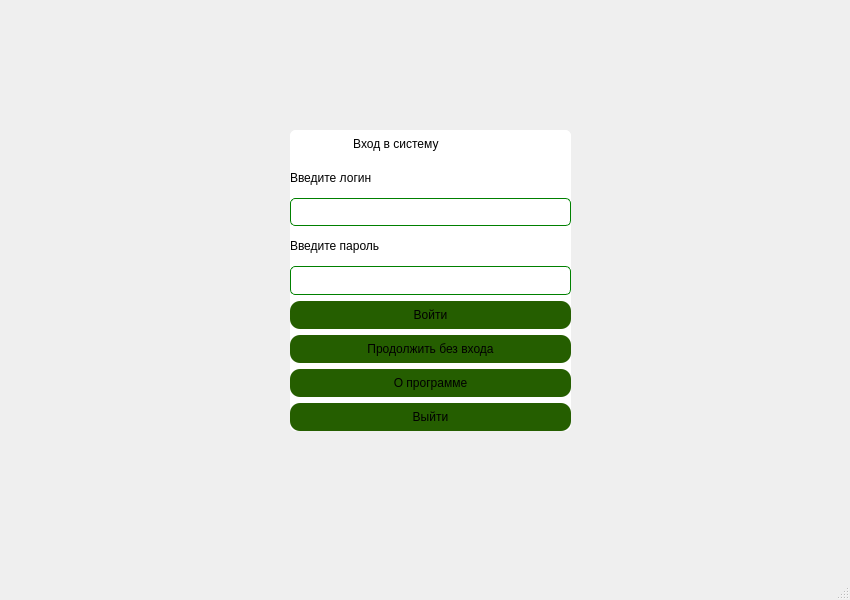
Old version of the form electronicdiary.ui in the repository alpha4vit/polya-el-diary.
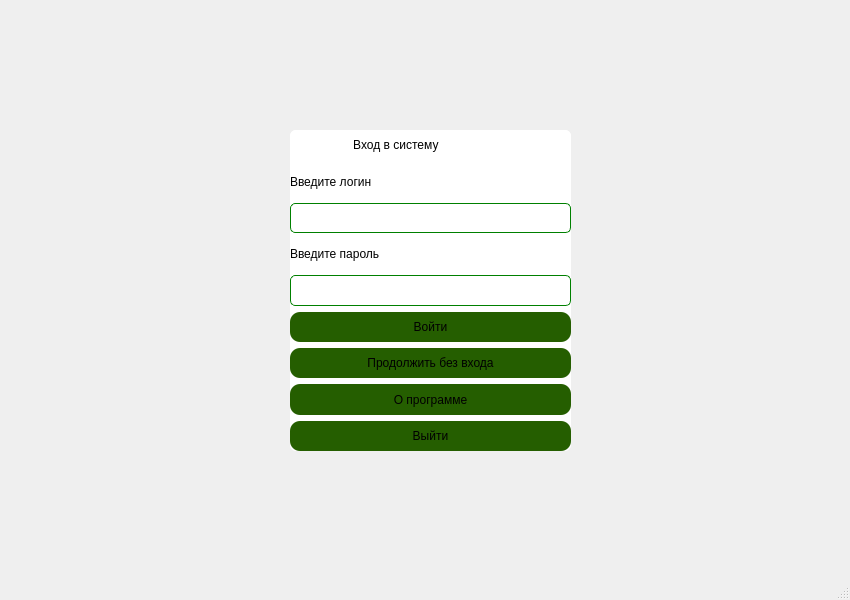
New version of the form.

Diff of the .ui file:
```diff
--- a/electronicdiary.ui
+++ b/electronicdiary.ui
@@ -44,7 +44,7 @@
       <x>290</x>
       <y>130</y>
       <width>281</width>
-      <height>301</height>
+      <height>321</height>
      </rect>
     </property>
     <property name="sizePolicy">
```
Left out of the diff: 2 changed lines with no effect on the pictures.
